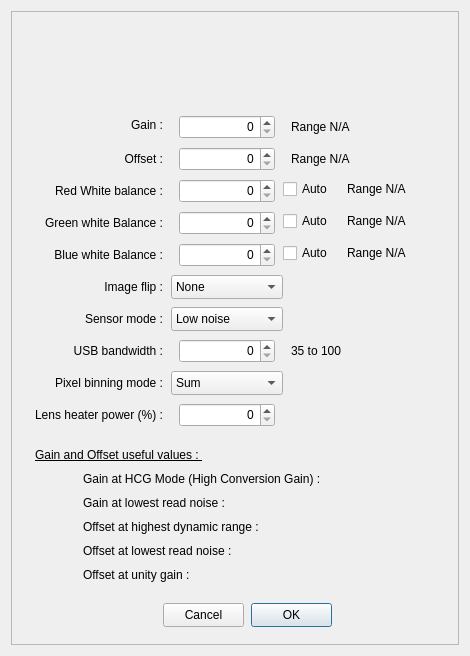
Above: PlayerOneCamera.ui from rpineau/PlayerOne before the change. Below: the same form after it.
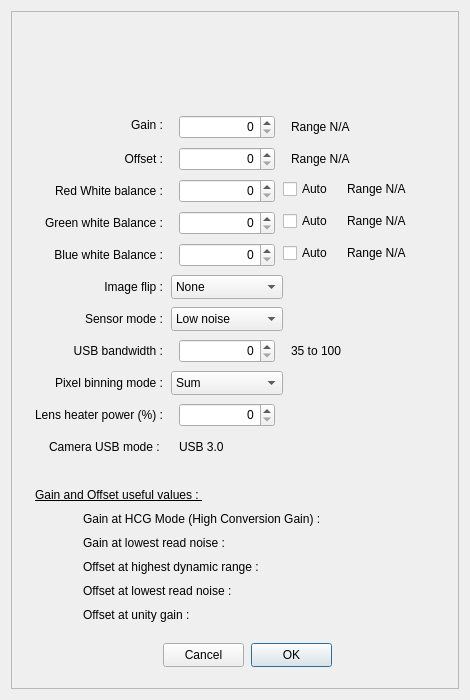
That is the form after the change. Icons and pictures are not drawn. Custom widgets are drawn as their Qt base class.

Commit message: Fix bon mode issue. Added a usb connection speed report in the settings dilaog

What changed in the file:
```diff
--- a/PlayerOneCamera.ui
+++ b/PlayerOneCamera.ui
@@ -7,7 +7,7 @@
     <x>0</x>
     <y>0</y>
     <width>470</width>
-    <height>656</height>
+    <height>700</height>
    </rect>
   </property>
   <property name="minimumSize">
@@ -19,7 +19,7 @@
   <property name="maximumSize">
    <size>
     <width>470</width>
-    <height>656</height>
+    <height>700</height>
    </size>
   </property>
   <property name="windowTitle">
@@ -170,7 +170,7 @@
       <property name="geometry">
        <rect>
         <x>240</x>
-        <y>592</y>
+        <y>632</y>
         <width>81</width>
         <height>24</height>
        </rect>
@@ -183,7 +183,7 @@
       <property name="geometry">
        <rect>
         <x>152</x>
-        <y>592</y>
+        <y>632</y>
         <width>81</width>
         <height>24</height>
        </rect>
@@ -409,7 +409,7 @@
       <property name="geometry">
        <rect>
         <x>72</x>
-        <y>504</y>
+        <y>544</y>
         <width>320</width>
         <height>24</height>
        </rect>
@@ -464,7 +464,7 @@
       <property name="geometry">
        <rect>
         <x>72</x>
-        <y>552</y>
+        <y>592</y>
         <width>320</width>
         <height>24</height>
        </rect>
@@ -477,7 +477,7 @@
       <property name="geometry">
        <rect>
         <x>72</x>
-        <y>480</y>
+        <y>520</y>
         <width>320</width>
         <height>24</height>
        </rect>
@@ -490,7 +490,7 @@
       <property name="geometry">
        <rect>
         <x>72</x>
-        <y>528</y>
+        <y>568</y>
         <width>320</width>
         <height>24</height>
        </rect>
@@ -503,7 +503,7 @@
       <property name="geometry">
        <rect>
         <x>72</x>
-        <y>456</y>
+        <y>496</y>
         <width>320</width>
         <height>24</height>
        </rect>
@@ -555,7 +555,7 @@
       <property name="geometry">
        <rect>
         <x>24</x>
-        <y>432</y>
+        <y>472</y>
         <width>192</width>
         <height>24</height>
        </rect>
@@ -601,6 +601,35 @@
        <set>Qt::AlignRight|Qt::AlignTrailing|Qt::AlignVCenter</set>
       </property>
      </widget>
+     <widget class="QLabel" name="USBMode">
+      <property name="geometry">
+       <rect>
+        <x>168</x>
+        <y>424</y>
+        <width>129</width>
+        <height>24</height>
+       </rect>
+      </property>
+      <property name="text">
+       <string>USB 3.0</string>
+      </property>
+     </widget>
+     <widget class="QLabel" name="label_14">
+      <property name="geometry">
+       <rect>
+        <x>0</x>
+        <y>424</y>
+        <width>152</width>
+        <height>24</height>
+       </rect>
+      </property>
+      <property name="text">
+       <string>Camera USB mode : </string>
+      </property>
+      <property name="alignment">
+       <set>Qt::AlignRight|Qt::AlignTrailing|Qt::AlignVCenter</set>
+      </property>
+     </widget>
     </widget>
    </item>
   </layout>
```
The commit also changes 3 other files.
